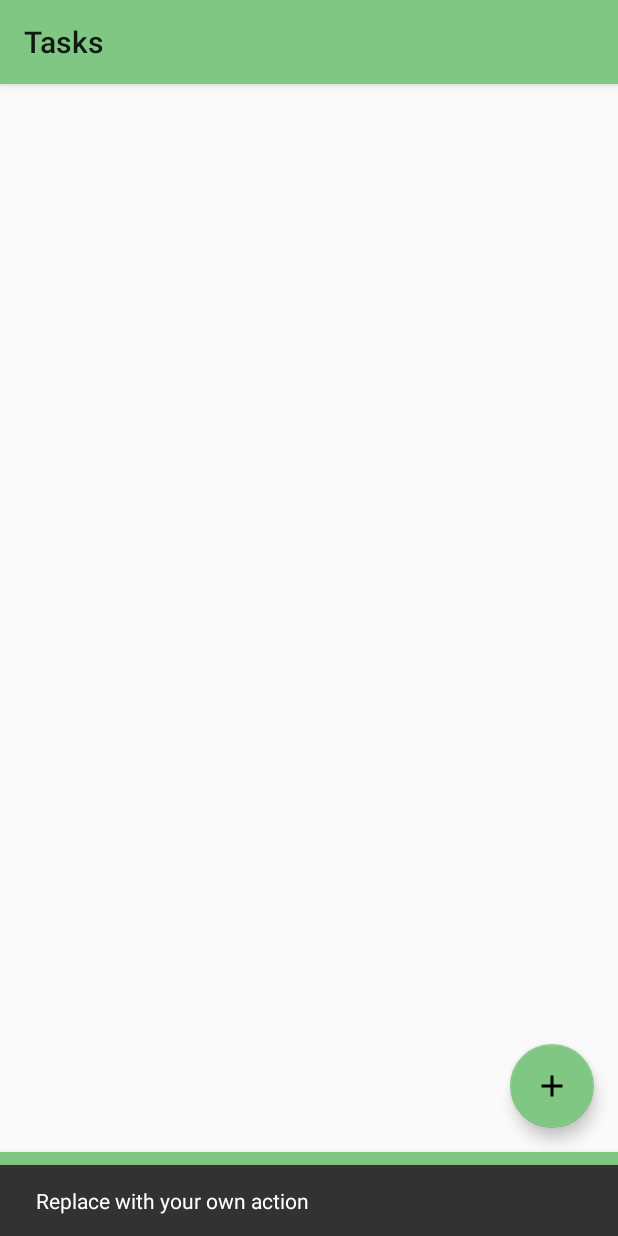
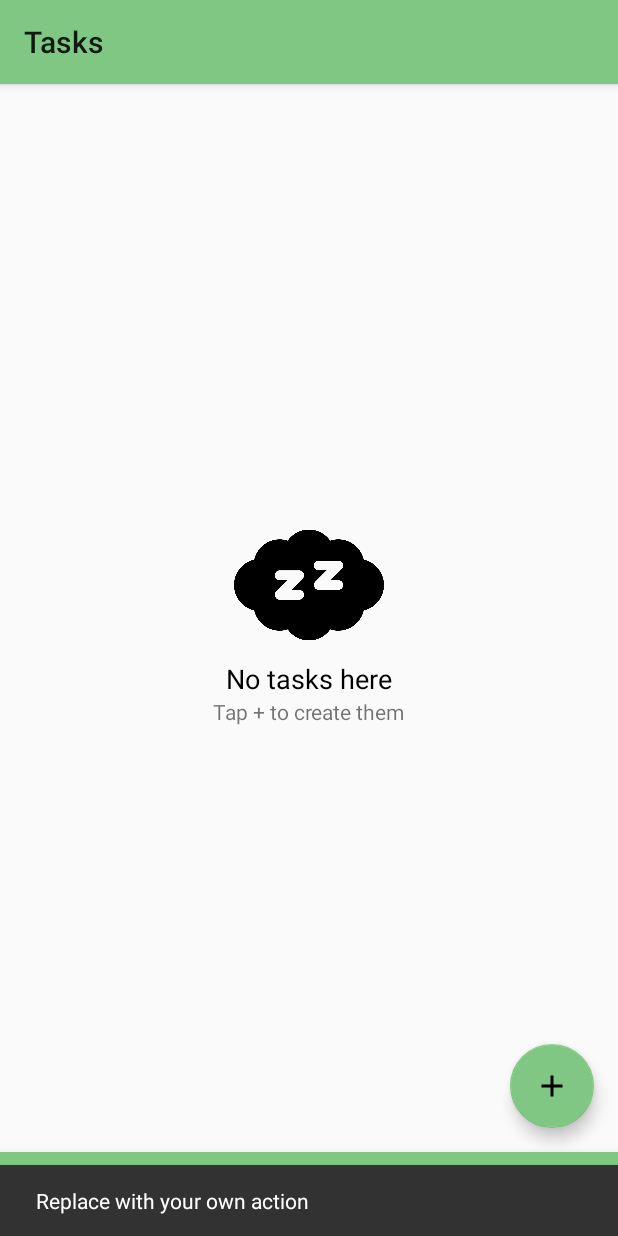
Before and after one commit to GreyImediary/LightTask, an Android app: the screen it shows after launch (MainActivity), after a tap on an icon or button, on a phone screen of 412 x 824 dp. Run offline under Robolectric (Android 15) with nearby library versions, the light colour scheme and no system bars; our stand-ins replace Room's generated code, navigation-ui; libraries missing offline, so code that uses them is left out: kotlinx.coroutines.experimental, org.jetbrains.anko; 1 statement that could not run was skipped.

Commit message:
empty view added

```diff
--- a/app/src/main/java/com/skushnaryov/lighttask/lighttask/fragmnets/TasksFragment.kt
+++ b/app/src/main/java/com/skushnaryov/lighttask/lighttask/fragmnets/TasksFragment.kt
@@ -1,10 +1,12 @@
 package com.skushnaryov.lighttask.lighttask.fragmnets
 
 import android.os.Bundle
+import android.util.Log
 import android.view.LayoutInflater
 import android.view.View
 import android.view.ViewGroup
 import android.widget.Toast
+import androidx.core.view.isEmpty
 import androidx.fragment.app.Fragment
 import androidx.lifecycle.Observer
 import androidx.lifecycle.ViewModelProviders
@@ -14,7 +16,9 @@ import com.skushnaryov.lighttask.lighttask.R
 import com.skushnaryov.lighttask.lighttask.adapters.SubtaskRecyclerView
 import com.skushnaryov.lighttask.lighttask.adapters.TaskRecyclerView
 import com.skushnaryov.lighttask.lighttask.db.Task
+import com.skushnaryov.lighttask.lighttask.gone
 import com.skushnaryov.lighttask.lighttask.viewModels.TaskViewModel
+import com.skushnaryov.lighttask.lighttask.visible
 import kotlinx.android.synthetic.main.fragment_tasks.*
 import kotlinx.coroutines.experimental.CommonPool
 import kotlinx.coroutines.experimental.android.UI
@@ -43,8 +47,19 @@ class TasksFragment : Fragment(),
         viewModel.allTasks.observe(this, Observer {
             rv.list = it
             rv_tasks.adapter = rv
+
+            if (it.isEmpty()) {
+                rv_tasks.gone()
+                sleep_img.visible()
+                noTask_textView.visible()
+                summary_textView.visible()
+            } else {
+                rv_tasks.visible()
+                sleep_img.gone()
+                noTask_textView.gone()
+                summary_textView.gone()
+            }
         })
-
     }
 
     override fun onTaskCheckboxChange(task: Task) {
--- a/app/src/main/res/layout/fragment_tasks.xml
+++ b/app/src/main/res/layout/fragment_tasks.xml
@@ -1,15 +1,51 @@
 <?xml version="1.0" encoding="utf-8"?>
 <androidx.constraintlayout.widget.ConstraintLayout xmlns:android="http://schemas.android.com/apk/res/android"
+    xmlns:app="http://schemas.android.com/apk/res-auto"
+    xmlns:tools="http://schemas.android.com/tools"
     android:layout_width="match_parent"
     android:layout_height="match_parent"
-    xmlns:app="http://schemas.android.com/apk/res-auto"
-    xmlns:tools="http://schemas.android.com/tools"
     android:orientation="vertical">
 
     <androidx.recyclerview.widget.RecyclerView
         android:id="@+id/rv_tasks"
         android:layout_width="match_parent"
         android:layout_height="match_parent"
-        tools:listitem="@layout/item_task"/>
+        tools:listitem="@layout/item_task" />
+
+    <ImageView
+        android:id="@+id/sleep_img"
+        android:layout_width="100dp"
+        android:layout_height="100dp"
+        android:contentDescription="@string/sleep_cloud"
+        android:src="@drawable/sleep"
+        app:layout_constraintBottom_toTopOf="@id/noTask_textView"
+        app:layout_constraintEnd_toEndOf="parent"
+        app:layout_constraintStart_toStartOf="parent"
+        app:layout_constraintTop_toTopOf="parent"
+        app:layout_constraintVertical_chainStyle="packed" />
+
+    <TextView
+        android:id="@+id/noTask_textView"
+        android:layout_width="wrap_content"
+        android:layout_height="wrap_content"
+        android:text="@string/no_tasks"
+        android:textColor="@android:color/black"
+        android:textSize="18sp"
+        app:layout_constraintBottom_toTopOf="@id/summary_textView"
+        app:layout_constraintEnd_toEndOf="parent"
+        app:layout_constraintStart_toStartOf="parent"
+        app:layout_constraintTop_toBottomOf="@id/sleep_img"
+        app:layout_constraintVertical_chainStyle="packed" />
+
+    <TextView
+        android:id="@+id/summary_textView"
+        android:layout_width="wrap_content"
+        android:layout_height="wrap_content"
+        android:text="@string/noTaskSummary"
+        app:layout_constraintBottom_toBottomOf="parent"
+        app:layout_constraintEnd_toEndOf="parent"
+        app:layout_constraintStart_toStartOf="parent"
+        app:layout_constraintTop_toBottomOf="@id/noTask_textView"
+        app:layout_constraintVertical_chainStyle="packed" />
 
 </androidx.constraintlayout.widget.ConstraintLayout>
--- a/app/src/main/res/layout/item_task.xml
+++ b/app/src/main/res/layout/item_task.xml
@@ -6,15 +6,14 @@
     android:layout_height="wrap_content"
     android:orientation="vertical">
 
-
     <androidx.constraintlayout.widget.ConstraintLayout
         android:id="@+id/mainPart"
         android:layout_width="match_parent"
         android:layout_height="match_parent"
         android:background="@drawable/ripple_effect"
-        android:padding="@dimen/sixty_padding"
         android:clickable="true"
-        android:focusable="true">
+        android:focusable="true"
+        android:padding="@dimen/sixty_padding">
 
         <androidx.appcompat.widget.AppCompatCheckBox
             android:id="@+id/task_checkbox"
--- a/app/src/main/res/values/strings.xml
+++ b/app/src/main/res/values/strings.xml
@@ -13,4 +13,7 @@
     <string name="taskCompleted">Task completed</string>
     <string name="yes">Yes</string>
     <string name="cancel">Cancel</string>
+    <string name="no_tasks">No tasks here</string>
+    <string name="noTaskSummary">Tap + to create them</string>
+    <string name="sleep_cloud">sleep cloud</string>
 </resources>
```
Also changed, not shown: app/src/main/res/drawable/sleep.png (added).
